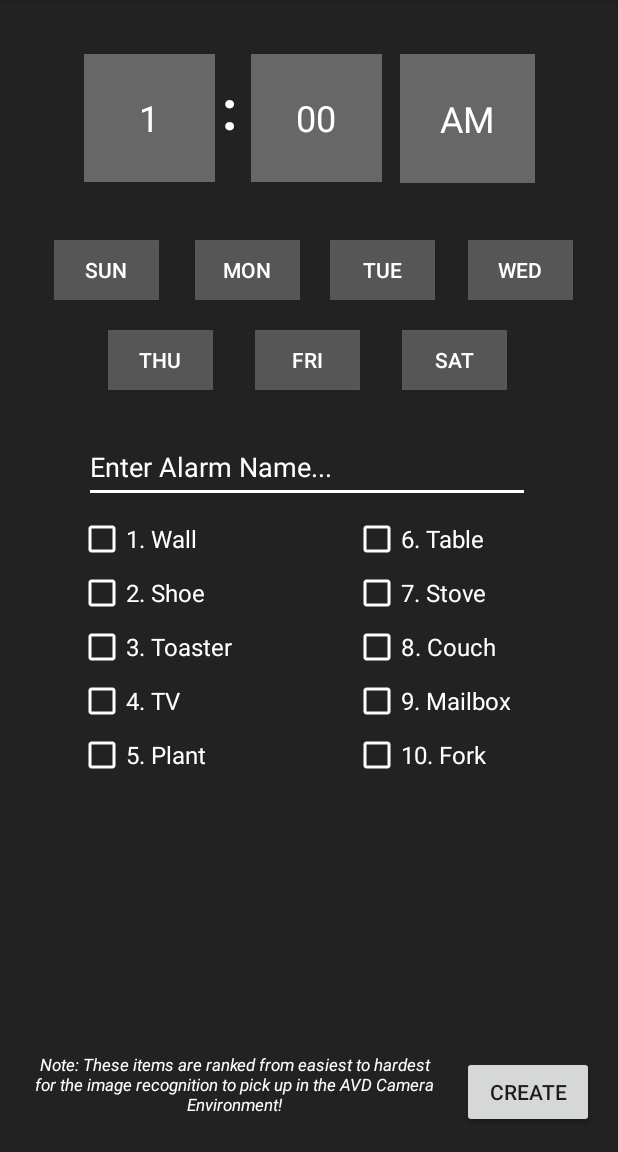
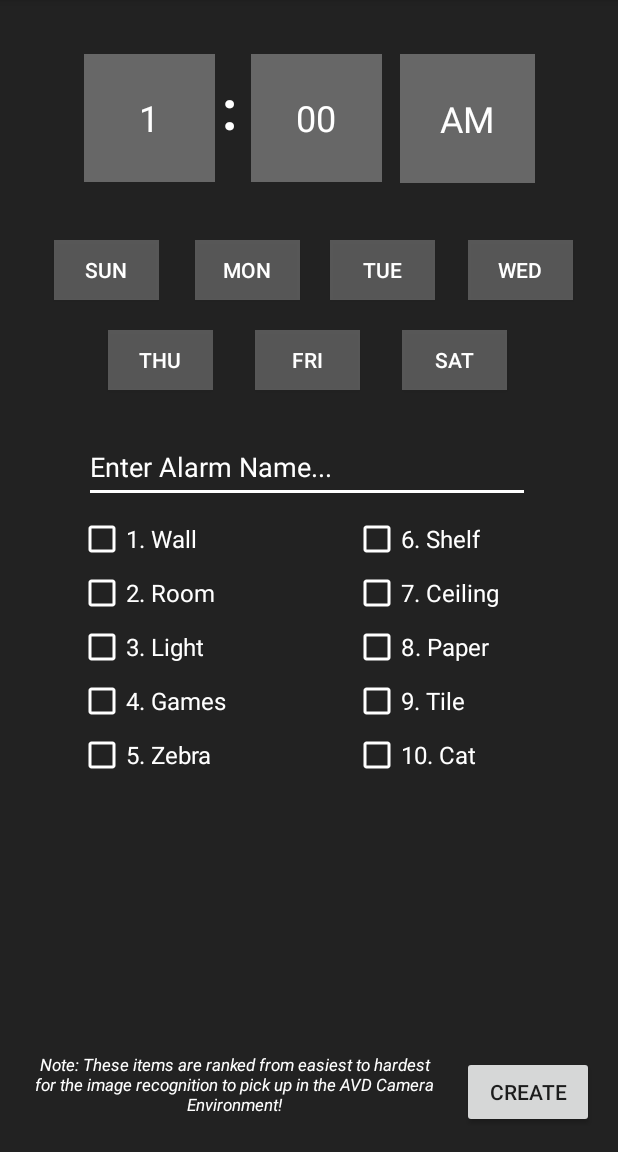
Before and after one commit to dan-rds/SnapAlarm, an Android app: the AlarmPage screen opened directly, with no data from a screen before it, on a phone screen of 412 x 824 dp, the part 84-1236 px from its top. Run offline under Robolectric (Android 15) with nearby library versions, the light colour scheme and no system bars.

Commit message:
Updated list of items to be possible in AVD camera environment

```diff
--- a/app/src/main/res/values/strings.xml
+++ b/app/src/main/res/values/strings.xml
@@ -99,15 +99,15 @@
     <string name="fri">Fri</string>
     <string name="sat">Sat</string>
     <string name="item00">1. Wall</string>
-    <string name="item01">2. Shoe</string>
-    <string name="item02">3. Toaster</string>
-    <string name="item03">4. TV</string>
-    <string name="item04">5. Plant</string>
-    <string name="item05">6. Table</string>
-    <string name="item06">7. Stove</string>
-    <string name="item07">8. Couch</string>
-    <string name="item08">9. Mailbox</string>
-    <string name="item09">10. Fork</string>
+    <string name="item01">2. Room</string>
+    <string name="item02">3. Light</string>
+    <string name="item03">4. Games</string>
+    <string name="item04">5. Zebra</string>
+    <string name="item05">6. Shelf</string>
+    <string name="item06">7. Ceiling</string>
+    <string name="item07">8. Paper</string>
+    <string name="item08">9. Tile</string>
+    <string name="item09">10. Cat</string>
     <string name="create">Create</string>
     <string name="warn">Note: These items are ranked from easiest to hardest for the image recognition to pick up in the AVD Camera Environment!</string>
 
```
